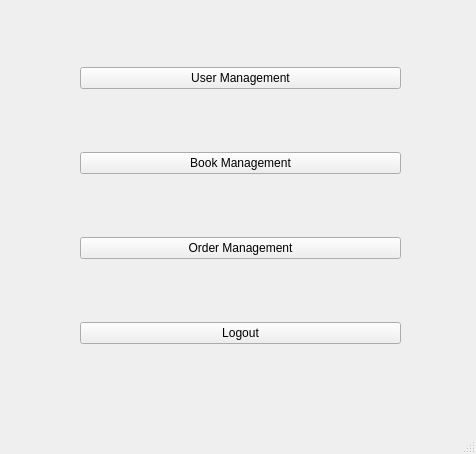
Above: SemesterProject/homepage.ui from yuropetuy/Web-Programming-COMPE361 before the change. Below: the same form after it.
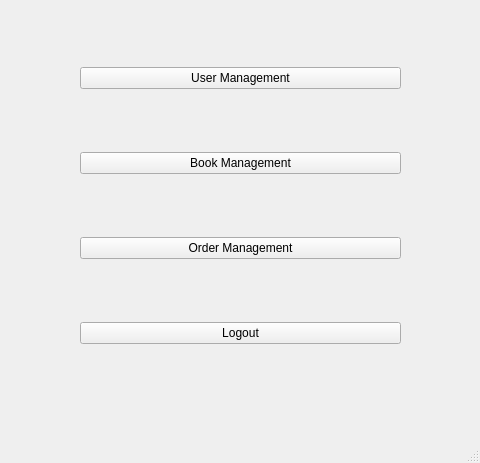
That is the form after the change.

Patch:
```diff
--- a/SemesterProject/homepage.ui
+++ b/SemesterProject/homepage.ui
@@ -6,8 +6,8 @@
    <rect>
     <x>0</x>
     <y>0</y>
-    <width>476</width>
-    <height>454</height>
+    <width>480</width>
+    <height>463</height>
    </rect>
   </property>
   <property name="windowTitle">
```
Left out of the diff: 4 changed lines with no effect on the pictures.
